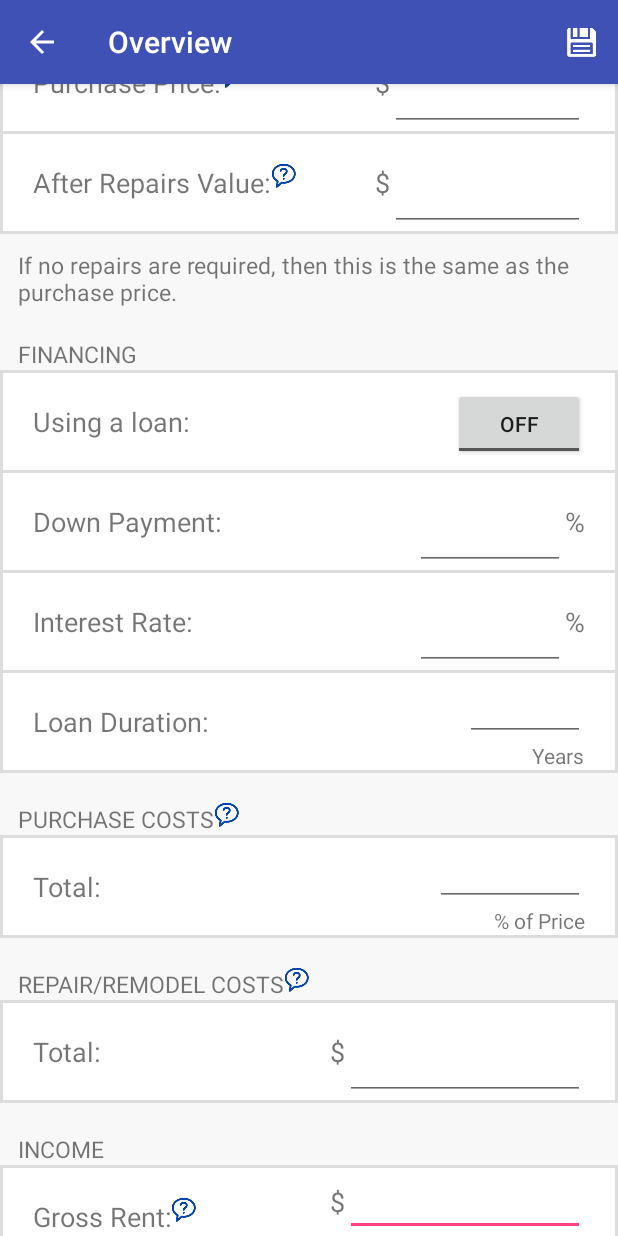
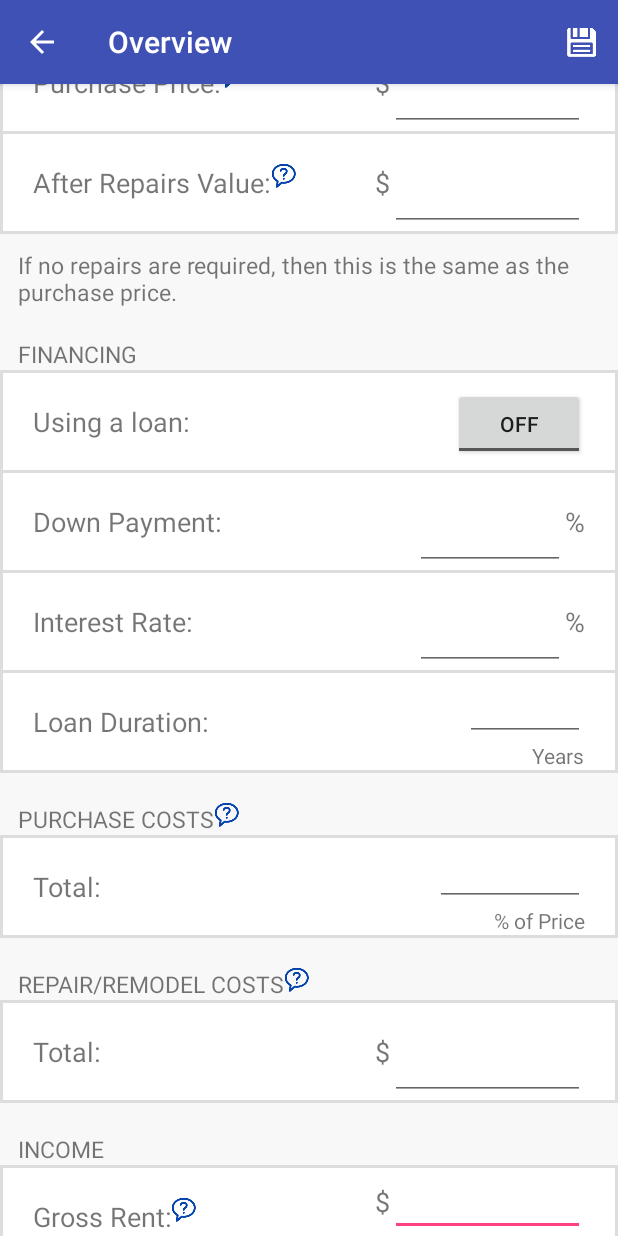
Before and after one commit to brarcher/rental-calc, an Android app: the PropertyWorksheetActivity screen opened directly, with no data from a screen before it, on a phone screen of 412 x 824 dp. Run offline under Robolectric (Android 15) with nearby library versions, the phone set to English and light mode, and no system bars; 1 statement that could not run was skipped.

Commit message:
Change all $ EditTexts to have the same minimum width

```diff
--- a/app/src/main/res/layout/property_worksheet_layout.xml
+++ b/app/src/main/res/layout/property_worksheet_layout.xml
@@ -672,7 +672,7 @@
                             android:layout_height="wrap_content"
                             android:layout_width="wrap_content"
                             android:maxLength="13"
-                            android:minWidth="160sp"
+                            android:minWidth="130sp"
                             android:padding="@dimen/inputPadding"
                             android:textSize="@dimen/inputSize" />
                     </LinearLayout>
@@ -773,7 +773,7 @@
                                 android:layout_height="wrap_content"
                                 android:gravity="end"
                                 android:maxLength="7"
-                                android:minWidth="160sp"
+                                android:minWidth="130sp"
                                 android:layout_alignParentTop="true"
                                 android:textSize="@dimen/inputSize"/>
 
@@ -858,7 +858,7 @@
                                 android:layout_height="wrap_content"
                                 android:gravity="end"
                                 android:maxLength="7"
-                                android:minWidth="160sp"
+                                android:minWidth="130sp"
                                 android:layout_alignParentTop="true"
                                 android:textSize="@dimen/inputSize"/>
 
@@ -1479,7 +1479,7 @@
                             android:layout_height="wrap_content"
                             android:layout_width="wrap_content"
                             android:maxLength="13"
-                            android:minWidth="160sp"
+                            android:minWidth="130sp"
                             android:padding="@dimen/inputPadding"
                             android:textSize="@dimen/inputSize" />
                     </LinearLayout>
```
